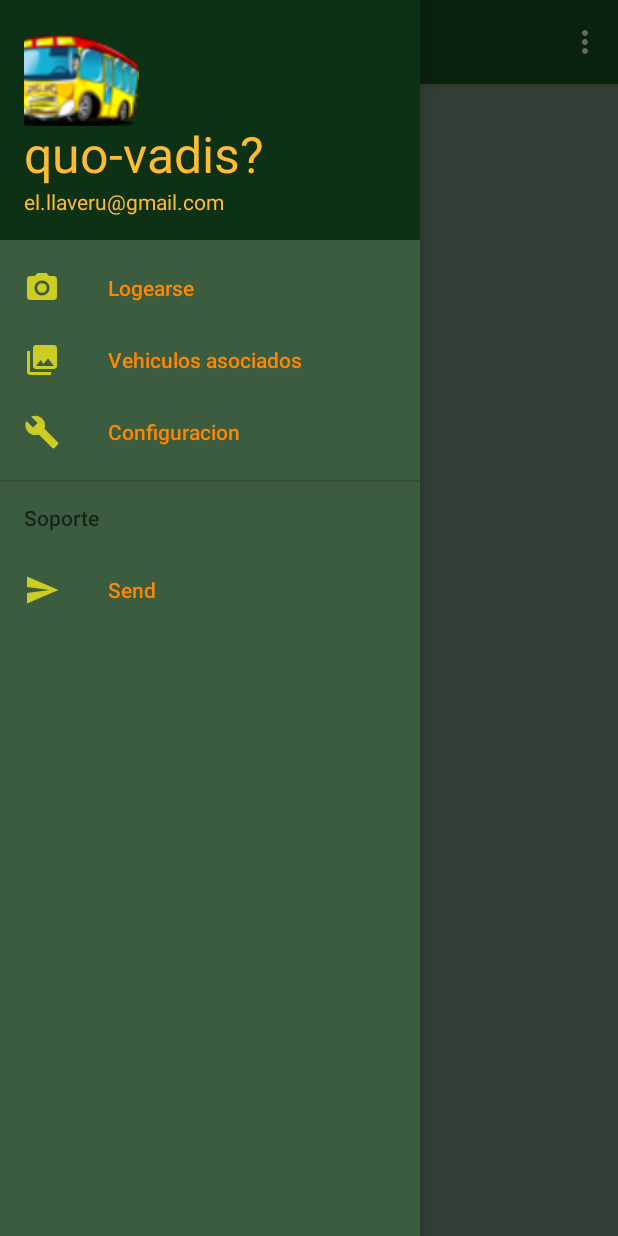
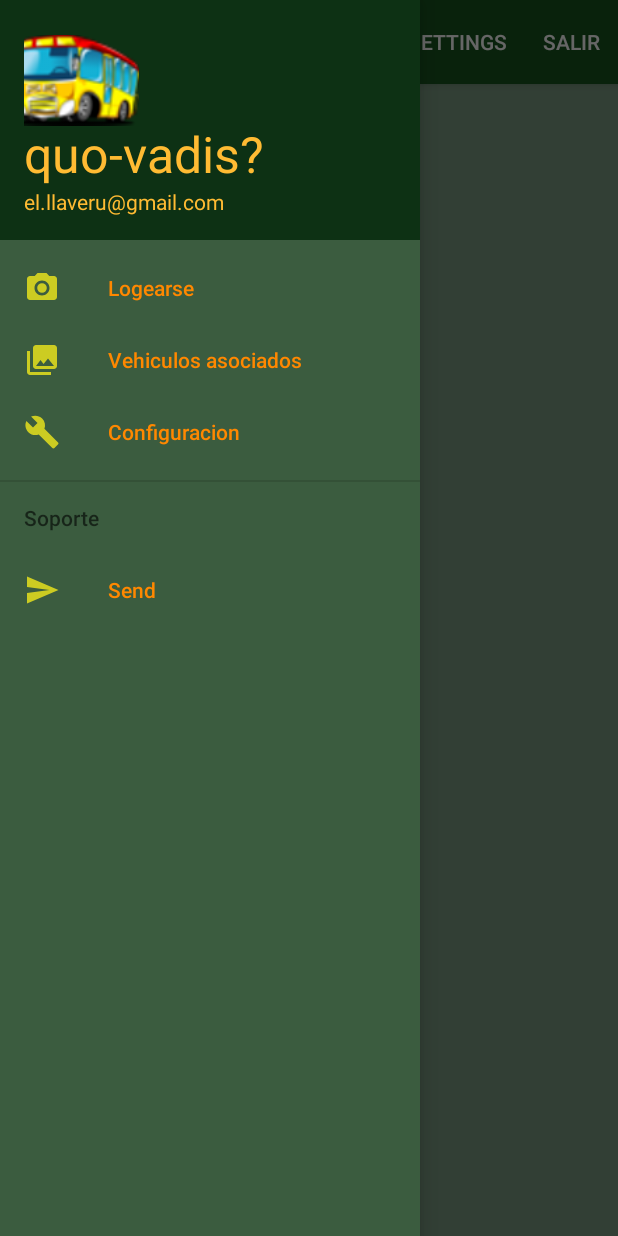
Before and after one commit to llaveru/proyectosabado, an Android app: the screen it shows after launch (MainActivity), with the side drawer open, on a phone screen of 412 x 824 dp. Run offline under Robolectric (Android 15) with nearby library versions, the phone set to English and light mode, and no system bars.

```diff
--- a/app/src/main/java/com/example/hpasarin/sistemalogin2/ConexionCorrecta.java
+++ b/app/src/main/java/com/example/hpasarin/sistemalogin2/ConexionCorrecta.java
@@ -85,8 +85,8 @@ public class ConexionCorrecta extends Fragment {
 //                tvUsuariocorrecto.setText("Contraseña o usuario erróneos");
 
             }else
-        tvUsuariocorrecto.setText(this.Usuario);
-        mensaje.setText(Mensaje);
+       // tvUsuariocorrecto.setText(this.Usuario);
+        //mensaje.setText(Mensaje);
 
 
 
--- a/app/src/main/java/com/example/hpasarin/sistemalogin2/MainActivity.java
+++ b/app/src/main/java/com/example/hpasarin/sistemalogin2/MainActivity.java
@@ -87,11 +87,15 @@ public class MainActivity extends AppCompatActivity
         // Handle action bar item clicks here. The action bar will
         // automatically handle clicks on the Home/Up button, so long
         // as you specify a parent activity in AndroidManifest.xml.
+
+        //gestionamos los clicks del menu de la actionbar
         int id = item.getItemId();
 
         //noinspection SimplifiableIfStatement
         if (id == R.id.action_settings) {
             return true;
+        }else if (id==R.id.action_salir){
+            finish();
         }
 
         return super.onOptionsItemSelected(item);
--- a/app/src/main/res/menu/main.xml
+++ b/app/src/main/res/menu/main.xml
@@ -5,5 +5,10 @@
         android:id="@+id/action_settings"
         android:orderInCategory="100"
         android:title="@string/action_settings"
-        app:showAsAction="never" />
+        app:showAsAction="ifRoom" />
+    <item
+        android:id="@+id/action_salir"
+        android:orderInCategory="100"
+        android:title="@string/action_salir"
+        app:showAsAction="ifRoom" />
 </menu>
--- a/app/src/main/res/values/colors.xml
+++ b/app/src/main/res/values/colors.xml
@@ -1,7 +1,7 @@
 <?xml version="1.0" encoding="utf-8"?>
 <resources>
     <color name="colorPrimary">#16561e</color>
-    <color name="colorPrimaryDark">#303F9F</color>
+    <color name="colorPrimaryDark">#1b311b</color>
     <color name="colorAccent">#966311</color>
     <color name="fondolistview">#d9ae52</color>
     <color name="fondoPrincipal">#7e9e85</color>
--- a/app/src/main/res/values/strings.xml
+++ b/app/src/main/res/values/strings.xml
@@ -9,4 +9,5 @@
     <!-- TODO: Remove or change this placeholder text -->
     <string name="hello_blank_fragment">Hello blank fragment</string>
     <string name="title_activity_maps">Mapa</string>
+    <string name="action_salir">Salir</string>
 </resources>
```
